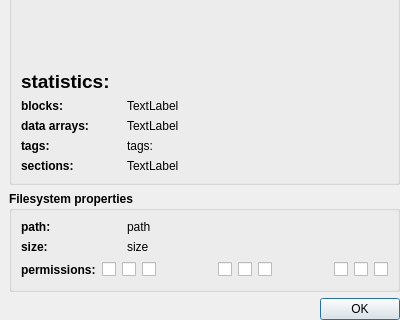
bendalab/NixView, file dialogs/filepropertiesdialog.ui: the form before one commit; both pictures show x 0 to 400 and y 148 to 468 of the 400 by 468 pixel window.
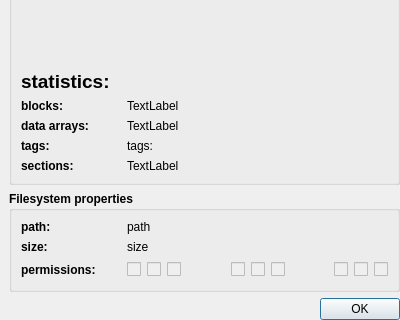
The form after the commit.

Commit message: [fileprops] make permission boxes not editable, minor changes

```diff
--- a/dialogs/filepropertiesdialog.ui
+++ b/dialogs/filepropertiesdialog.ui
@@ -10,6 +10,12 @@
     <height>468</height>
    </rect>
   </property>
+  <property name="maximumSize">
+   <size>
+    <width>400</width>
+    <height>16777215</height>
+   </size>
+  </property>
   <property name="windowTitle">
    <string>File properties</string>
   </property>
@@ -381,6 +387,12 @@
        <layout class="QHBoxLayout" name="horizontalLayout">
         <item>
          <widget class="QLabel" name="label">
+          <property name="minimumSize">
+           <size>
+            <width>100</width>
+            <height>0</height>
+           </size>
+          </property>
           <property name="maximumSize">
            <size>
             <width>100</width>
@@ -400,6 +412,12 @@
         </item>
         <item>
          <widget class="QLabel" name="file_path">
+          <property name="maximumSize">
+           <size>
+            <width>300</width>
+            <height>16777215</height>
+           </size>
+          </property>
           <property name="font">
            <font>
             <weight>50</weight>
@@ -417,6 +435,12 @@
        <layout class="QHBoxLayout" name="horizontalLayout_2">
         <item>
          <widget class="QLabel" name="label_2">
+          <property name="minimumSize">
+           <size>
+            <width>100</width>
+            <height>0</height>
+           </size>
+          </property>
           <property name="maximumSize">
            <size>
             <width>100</width>
@@ -453,6 +477,12 @@
        <layout class="QHBoxLayout" name="horizontalLayout_4">
         <item>
          <widget class="QLabel" name="label_4">
+          <property name="minimumSize">
+           <size>
+            <width>100</width>
+            <height>0</height>
+           </size>
+          </property>
           <property name="maximumSize">
            <size>
             <width>100</width>
@@ -474,32 +504,50 @@
          <layout class="QHBoxLayout" name="horizontalLayout_12">
           <item>
            <widget class="QCheckBox" name="owner_read">
+            <property name="enabled">
+             <bool>false</bool>
+            </property>
             <property name="toolTip">
              <string>owner read</string>
             </property>
             <property name="text">
              <string/>
             </property>
+            <property name="checkable">
+             <bool>true</bool>
+            </property>
            </widget>
           </item>
           <item>
            <widget class="QCheckBox" name="owner_write">
+            <property name="enabled">
+             <bool>false</bool>
+            </property>
             <property name="toolTip">
              <string>owner write</string>
             </property>
             <property name="text">
              <string/>
             </property>
+            <property name="checkable">
+             <bool>true</bool>
+            </property>
            </widget>
           </item>
           <item>
            <widget class="QCheckBox" name="owner_exec">
+            <property name="enabled">
+             <bool>false</bool>
+            </property>
             <property name="toolTip">
              <string>owner execute</string>
             </property>
             <property name="text">
              <string/>
             </property>
+            <property name="checkable">
+             <bool>true</bool>
+            </property>
            </widget>
           </item>
           <item>
@@ -517,32 +565,50 @@
           </item>
           <item>
            <widget class="QCheckBox" name="group_read">
+            <property name="enabled">
+             <bool>false</bool>
+            </property>
             <property name="toolTip">
              <string>group read</string>
             </property>
             <property name="text">
              <string/>
             </property>
+            <property name="checkable">
+             <bool>true</bool>
+            </property>
            </widget>
           </item>
           <item>
            <widget class="QCheckBox" name="group_write">
+            <property name="enabled">
+             <bool>false</bool>
+            </property>
             <property name="toolTip">
              <string>group write</string>
             </property>
             <property name="text">
              <string/>
             </property>
+            <property name="checkable">
+             <bool>true</bool>
+            </property>
            </widget>
           </item>
           <item>
            <widget class="QCheckBox" name="group_exec">
+            <property name="enabled">
+             <bool>false</bool>
+            </property>
             <property name="toolTip">
              <string>group execute</string>
             </property>
             <property name="text">
              <string/>
             </property>
+            <property name="checkable">
+             <bool>true</bool>
+            </property>
            </widget>
           </item>
           <item>
@@ -560,32 +626,50 @@
           </item>
           <item>
            <widget class="QCheckBox" name="all_read">
+            <property name="enabled">
+             <bool>false</bool>
+            </property>
             <property name="toolTip">
              <string>all read</string>
             </property>
             <property name="text">
              <string/>
             </property>
+            <property name="checkable">
+             <bool>true</bool>
+            </property>
            </widget>
           </item>
           <item>
            <widget class="QCheckBox" name="all_write">
+            <property name="enabled">
+             <bool>false</bool>
+            </property>
             <property name="toolTip">
              <string>all write</string>
             </property>
             <property name="text">
              <string/>
             </property>
+            <property name="checkable">
+             <bool>true</bool>
+            </property>
            </widget>
           </item>
           <item>
            <widget class="QCheckBox" name="all_exec">
+            <property name="enabled">
+             <bool>false</bool>
+            </property>
             <property name="toolTip">
              <string>all execute</string>
             </property>
             <property name="text">
              <string/>
             </property>
+            <property name="checkable">
+             <bool>true</bool>
+            </property>
            </widget>
           </item>
          </layout>
```
The commit also changes 1 other file.
